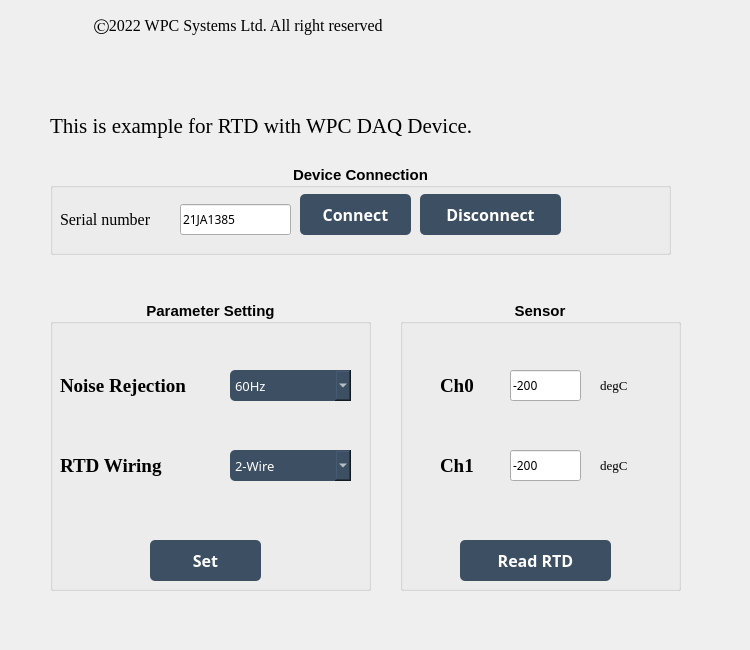
Before: the Qt Designer form examples/GUI/Temperature/Example_RTD/UI_design/example_GUI_RTD.ui in WPC-Systems-Ltd/WPC_Python_driver_release, drawn with Qt 5.
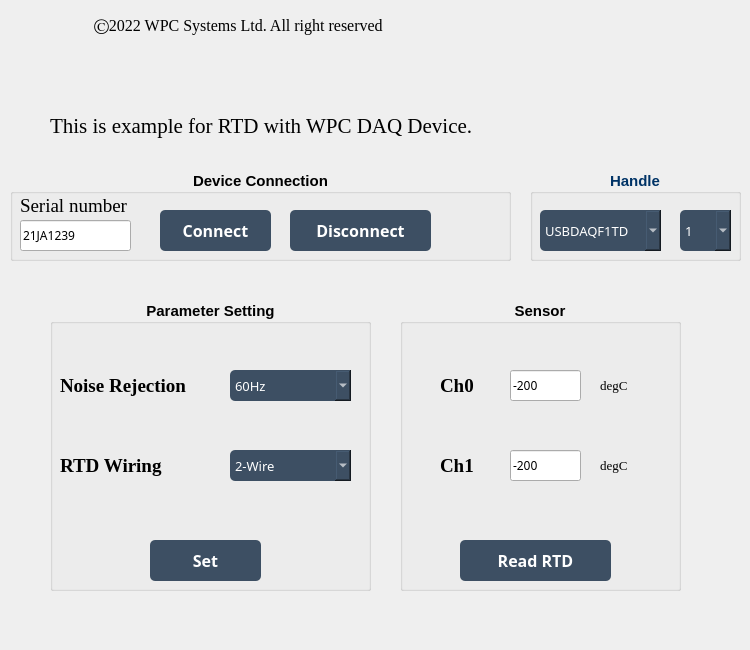
After: the same form once the commit is applied. Icons and pictures are not drawn.

The edit to the form file:
```diff
--- a/examples/GUI/Temperature/Example_RTD/UI_design/example_GUI_RTD.ui
+++ b/examples/GUI/Temperature/Example_RTD/UI_design/example_GUI_RTD.ui
@@ -58,165 +58,6 @@
      <bool>true</bool>
     </property>
    </widget>
-   <widget class="QGroupBox" name="groupBox_connection">
-    <property name="geometry">
-     <rect>
-      <x>50</x>
-      <y>164</y>
-      <width>621</width>
-      <height>91</height>
-     </rect>
-    </property>
-    <property name="font">
-     <font>
-      <pointsize>11</pointsize>
-      <weight>75</weight>
-      <bold>true</bold>
-     </font>
-    </property>
-    <property name="autoFillBackground">
-     <bool>true</bool>
-    </property>
-    <property name="title">
-     <string>Device Connection</string>
-    </property>
-    <property name="alignment">
-     <set>Qt::AlignCenter</set>
-    </property>
-    <property name="flat">
-     <bool>false</bool>
-    </property>
-    <widget class="QPushButton" name="btn_connect">
-     <property name="geometry">
-      <rect>
-       <x>250</x>
-       <y>30</y>
-       <width>111</width>
-       <height>41</height>
-      </rect>
-     </property>
-     <property name="font">
-      <font>
-       <family>微軟正黑體</family>
-       <pointsize>12</pointsize>
-       <weight>75</weight>
-       <bold>true</bold>
-      </font>
-     </property>
-     <property name="styleSheet">
-      <string notr="true">QPushButton {
-    background-color: rgb(61, 79, 99);
-    border-radius : 5px;
-    color:  rgb(255, 255, 255);
-}
-
-
-QPushButton:pressed{
-	background-color: rgb(52, 137, 235);
-}</string>
-     </property>
-     <property name="text">
-      <string>Connect</string>
-     </property>
-    </widget>
-    <widget class="QPushButton" name="btn_disconnect">
-     <property name="geometry">
-      <rect>
-       <x>370</x>
-       <y>30</y>
-       <width>141</width>
-       <height>41</height>
-      </rect>
-     </property>
-     <property name="font">
-      <font>
-       <family>微軟正黑體</family>
-       <pointsize>12</pointsize>
-       <weight>75</weight>
-       <bold>true</bold>
-      </font>
-     </property>
-     <property name="styleSheet">
-      <string notr="true">QPushButton {
-    background-color: rgb(61, 79, 99);
-    border-radius : 5px;
-    color:  rgb(255, 255, 255);
-}
-
-
-QPushButton:pressed{
-	background-color: rgb(52, 137, 235);
-}</string>
-     </property>
-     <property name="text">
-      <string>Disconnect</string>
-     </property>
-    </widget>
-    <widget class="QLabel" name="lb_serialnum">
-     <property name="geometry">
-      <rect>
-       <x>10</x>
-       <y>40</y>
-       <width>121</width>
-       <height>31</height>
-      </rect>
-     </property>
-     <property name="font">
-      <font>
-       <family>Times New Roman</family>
-       <pointsize>12</pointsize>
-       <weight>50</weight>
-       <bold>false</bold>
-      </font>
-     </property>
-     <property name="text">
-      <string>Serial number</string>
-     </property>
-    </widget>
-    <widget class="QLineEdit" name="lineEdit_SN">
-     <property name="geometry">
-      <rect>
-       <x>130</x>
-       <y>40</y>
-       <width>111</width>
-       <height>31</height>
-      </rect>
-     </property>
-     <property name="font">
-      <font>
-       <family>微軟正黑體</family>
-       <pointsize>9</pointsize>
-       <weight>50</weight>
-       <bold>false</bold>
-      </font>
-     </property>
-     <property name="text">
-      <string>21JA1385</string>
-     </property>
-    </widget>
-    <widget class="QLabel" name="lb_led">
-     <property name="geometry">
-      <rect>
-       <x>530</x>
-       <y>26</y>
-       <width>51</width>
-       <height>51</height>
-      </rect>
-     </property>
-     <property name="text">
-      <string/>
-     </property>
-     <property name="pixmap">
-      <pixmap>C:/Material/WPC_Led_green.png</pixmap>
-     </property>
-     <property name="scaledContents">
-      <bool>true</bool>
-     </property>
-     <property name="wordWrap">
-      <bool>false</bool>
-     </property>
-    </widget>
-   </widget>
    <widget class="QLabel" name="lb_declare">
     <property name="geometry">
      <rect>
@@ -999,6 +840,1114 @@
      </property>
     </widget>
    </widget>
+   <widget class="QGroupBox" name="groupBox_connection">
+    <property name="geometry">
+     <rect>
+      <x>10</x>
+      <y>170</y>
+      <width>501</width>
+      <height>91</height>
+     </rect>
+    </property>
+    <property name="font">
+     <font>
+      <pointsize>11</pointsize>
+      <weight>75</weight>
+      <bold>true</bold>
+     </font>
+    </property>
+    <property name="autoFillBackground">
+     <bool>true</bool>
+    </property>
+    <property name="title">
+     <string>Device Connection</string>
+    </property>
+    <property name="alignment">
+     <set>Qt::AlignCenter</set>
+    </property>
+    <property name="flat">
+     <bool>false</bool>
+    </property>
+    <widget class="QPushButton" name="btn_connect">
+     <property name="geometry">
+      <rect>
+       <x>150</x>
+       <y>40</y>
+       <width>111</width>
+       <height>41</height>
+      </rect>
+     </property>
+     <property name="font">
+      <font>
+       <family>微軟正黑體</family>
+       <pointsize>12</pointsize>
+       <weight>75</weight>
+       <bold>true</bold>
+      </font>
+     </property>
+     <property name="styleSheet">
+      <string notr="true">QPushButton {
+    background-color: rgb(61, 79, 99);
+    border-radius : 5px;
+    color:  rgb(255, 255, 255);
+}
+
+
+QPushButton:pressed{
+	background-color: rgb(52, 137, 235);
+}</string>
+     </property>
+     <property name="text">
+      <string>Connect</string>
+     </property>
+    </widget>
+    <widget class="QPushButton" name="btn_disconnect">
+     <property name="geometry">
+      <rect>
+       <x>280</x>
+       <y>40</y>
+       <width>141</width>
+       <height>41</height>
+      </rect>
+     </property>
+     <property name="font">
+      <font>
+       <family>微軟正黑體</family>
+       <pointsize>12</pointsize>
+       <weight>75</weight>
+       <bold>true</bold>
+      </font>
+     </property>
+     <property name="styleSheet">
+      <string notr="true">QPushButton {
+    background-color: rgb(61, 79, 99);
+    border-radius : 5px;
+    color:  rgb(255, 255, 255);
+}
+
+
+QPushButton:pressed{
+	background-color: rgb(52, 137, 235);
+}</string>
+     </property>
+     <property name="text">
+      <string>Disconnect</string>
+     </property>
+    </widget>
+    <widget class="QLabel" name="lb_led">
+     <property name="geometry">
+      <rect>
+       <x>440</x>
+       <y>30</y>
+       <width>51</width>
+       <height>51</height>
+      </rect>
+     </property>
+     <property name="text">
+      <string/>
+     </property>
+     <property name="pixmap">
+      <pixmap>C:/Material/WPC_Led_green.png</pixmap>
+     </property>
+     <property name="scaledContents">
+      <bool>true</bool>
+     </property>
+     <property name="wordWrap">
+      <bool>false</bool>
+     </property>
+    </widget>
+    <widget class="QLabel" name="lb_serialnum">
+     <property name="geometry">
+      <rect>
+       <x>10</x>
+       <y>20</y>
+       <width>131</width>
+       <height>31</height>
+      </rect>
+     </property>
+     <property name="font">
+      <font>
+       <family>Times New Roman</family>
+       <pointsize>14</pointsize>
+       <weight>50</weight>
+       <bold>false</bold>
+      </font>
+     </property>
+     <property name="text">
+      <string>Serial number</string>
+     </property>
+    </widget>
+    <widget class="QLineEdit" name="lineEdit_IP">
+     <property name="geometry">
+      <rect>
+       <x>10</x>
+       <y>50</y>
+       <width>111</width>
+       <height>31</height>
+      </rect>
+     </property>
+     <property name="font">
+      <font>
+       <family>微軟正黑體</family>
+       <pointsize>9</pointsize>
+       <weight>50</weight>
+       <bold>false</bold>
+      </font>
+     </property>
+     <property name="text">
+      <string>21JA1239</string>
+     </property>
+    </widget>
+   </widget>
+   <widget class="QGroupBox" name="groupBox_handle">
+    <property name="geometry">
+     <rect>
+      <x>530</x>
+      <y>170</y>
+      <width>211</width>
+      <height>91</height>
+     </rect>
+    </property>
+    <property name="palette">
+     <palette>
+      <active>
+       <colorrole role="WindowText">
+        <brush brushstyle="SolidPattern">
+         <color alpha="255">
+          <red>0</red>
+          <green>51</green>
+          <blue>102</blue>
+         </color>
+        </brush>
+       </colorrole>
+       <colorrole role="Button">
+        <brush brushstyle="SolidPattern">
+         <color alpha="255">
+          <red>255</red>
+          <green>255</green>
+          <blue>255</blue>
+         </color>
+        </brush>
+       </colorrole>
+       <colorrole role="Light">
+        <brush brushstyle="SolidPattern">
+         <color alpha="255">
+          <red>255</red>
+          <green>255</green>
+          <blue>255</blue>
+         </color>
+        </brush>
+       </colorrole>
+       <colorrole role="Midlight">
+        <brush brushstyle="SolidPattern">
+         <color alpha="255">
+          <red>255</red>
+          <green>255</green>
+          <blue>255</blue>
+         </color>
+        </brush>
+       </colorrole>
+       <colorrole role="Dark">
+        <brush brushstyle="SolidPattern">
+         <color alpha="255">
+          <red>127</red>
+          <green>127</green>
+          <blue>127</blue>
+         </color>
+        </brush>
+       </colorrole>
+       <colorrole role="Mid">
+        <brush brushstyle="SolidPattern">
+         <color alpha="255">
+          <red>170</red>
+          <green>170</green>
+          <blue>170</blue>
+         </color>
+        </brush>
+       </colorrole>
+       <colorrole role="Text">
+        <brush brushstyle="SolidPattern">
+         <color alpha="255">
+          <red>0</red>
+          <green>0</green>
+          <blue>0</blue>
+         </color>
+        </brush>
+       </colorrole>
+       <colorrole role="BrightText">
+        <brush brushstyle="SolidPattern">
+         <color alpha="255">
+          <red>255</red>
+          <green>255</green>
+          <blue>255</blue>
+         </color>
+        </brush>
+       </colorrole>
+       <colorrole role="ButtonText">
+        <brush brushstyle="SolidPattern">
+         <color alpha="255">
+          <red>0</red>
+          <green>0</green>
+          <blue>0</blue>
+         </color>
+        </brush>
+       </colorrole>
+       <colorrole role="Base">
+        <brush brushstyle="SolidPattern">
+         <color alpha="255">
+          <red>255</red>
+          <green>255</green>
+          <blue>255</blue>
+         </color>
+        </brush>
+       </colorrole>
+       <colorrole role="Window">
+        <brush brushstyle="SolidPattern">
+         <color alpha="255">
+          <red>255</red>
+          <green>255</green>
+          <blue>255</blue>
+         </color>
+        </brush>
+       </colorrole>
+       <colorrole role="Shadow">
+        <brush brushstyle="SolidPattern">
+         <color alpha="255">
+          <red>0</red>
+          <green>0</green>
+          <blue>0</blue>
+         </color>
+        </brush>
+       </colorrole>
+       <colorrole role="AlternateBase">
+        <brush brushstyle="SolidPattern">
+         <color alpha="255">
+          <red>255</red>
+          <green>255</green>
+          <blue>255</blue>
+         </color>
+        </brush>
+       </colorrole>
+       <colorrole role="ToolTipBase">
+        <brush brushstyle="SolidPattern">
+         <color alpha="255">
+          <red>255</red>
+          <green>255</green>
+          <blue>220</blue>
+         </color>
+        </brush>
+       </colorrole>
+       <colorrole role="ToolTipText">
+        <brush brushstyle="SolidPattern">
+         <color alpha="255">
+          <red>0</red>
+          <green>0</green>
+          <blue>0</blue>
+         </color>
+        </brush>
+       </colorrole>
+       <colorrole role="PlaceholderText">
+        <brush brushstyle="NoBrush">
+         <color alpha="128">
+          <red>0</red>
+          <green>0</green>
+          <blue>0</blue>
+         </color>
+        </brush>
+       </colorrole>
+      </active>
+      <inactive>
+       <colorrole role="WindowText">
+        <brush brushstyle="SolidPattern">
+         <color alpha="255">
+          <red>0</red>
+          <green>51</green>
+          <blue>102</blue>
+         </color>
+        </brush>
+       </colorrole>
+       <colorrole role="Button">
+        <brush brushstyle="SolidPattern">
+         <color alpha="255">
+          <red>255</red>
+          <green>255</green>
+          <blue>255</blue>
+         </color>
+        </brush>
+       </colorrole>
+       <colorrole role="Light">
+        <brush brushstyle="SolidPattern">
+         <color alpha="255">
+          <red>255</red>
+          <green>255</green>
+          <blue>255</blue>
+         </color>
+        </brush>
+       </colorrole>
+       <colorrole role="Midlight">
+        <brush brushstyle="SolidPattern">
+         <color alpha="255">
+          <red>255</red>
+          <green>255</green>
+          <blue>255</blue>
+         </color>
+        </brush>
+       </colorrole>
+       <colorrole role="Dark">
+        <brush brushstyle="SolidPattern">
+         <color alpha="255">
+          <red>127</red>
+          <green>127</green>
+          <blue>127</blue>
+         </color>
+        </brush>
+       </colorrole>
+       <colorrole role="Mid">
+        <brush brushstyle="SolidPattern">
+         <color alpha="255">
+          <red>170</red>
+          <green>170</green>
+          <blue>170</blue>
+         </color>
+        </brush>
+       </colorrole>
+       <colorrole role="Text">
+        <brush brushstyle="SolidPattern">
+         <color alpha="255">
+          <red>0</red>
+          <green>0</green>
+          <blue>0</blue>
+         </color>
+        </brush>
+       </colorrole>
+       <colorrole role="BrightText">
+        <brush brushstyle="SolidPattern">
+         <color alpha="255">
+          <red>255</red>
+          <green>255</green>
+          <blue>255</blue>
+         </color>
+        </brush>
+       </colorrole>
+       <colorrole role="ButtonText">
+        <brush brushstyle="SolidPattern">
+         <color alpha="255">
+          <red>0</red>
+          <green>0</green>
+          <blue>0</blue>
+         </color>
+        </brush>
+       </colorrole>
+       <colorrole role="Base">
+        <brush brushstyle="SolidPattern">
+         <color alpha="255">
+          <red>255</red>
+          <green>255</green>
+          <blue>255</blue>
+         </color>
+        </brush>
+       </colorrole>
+       <colorrole role="Window">
+        <brush brushstyle="SolidPattern">
+         <color alpha="255">
+          <red>255</red>
+          <green>255</green>
+          <blue>255</blue>
+         </color>
+        </brush>
+       </colorrole>
+       <colorrole role="Shadow">
+        <brush brushstyle="SolidPattern">
+         <color alpha="255">
+          <red>0</red>
+          <green>0</green>
+          <blue>0</blue>
+         </color>
+        </brush>
+       </colorrole>
+       <colorrole role="AlternateBase">
+        <brush brushstyle="SolidPattern">
+         <color alpha="255">
+          <red>255</red>
+          <green>255</green>
+          <blue>255</blue>
+         </color>
+        </brush>
+       </colorrole>
+       <colorrole role="ToolTipBase">
+        <brush brushstyle="SolidPattern">
+         <color alpha="255">
+          <red>255</red>
+          <green>255</green>
+          <blue>220</blue>
+         </color>
+        </brush>
+       </colorrole>
+       <colorrole role="ToolTipText">
+        <brush brushstyle="SolidPattern">
+         <color alpha="255">
+          <red>0</red>
+          <green>0</green>
+          <blue>0</blue>
+         </color>
+        </brush>
+       </colorrole>
+       <colorrole role="PlaceholderText">
+        <brush brushstyle="NoBrush">
+         <color alpha="128">
+          <red>0</red>
+          <green>0</green>
+          <blue>0</blue>
+         </color>
+        </brush>
+       </colorrole>
+      </inactive>
+      <disabled>
+       <colorrole role="WindowText">
+        <brush brushstyle="SolidPattern">
+         <color alpha="255">
+          <red>127</red>
+          <green>127</green>
+          <blue>127</blue>
+         </color>
+        </brush>
+       </colorrole>
+       <colorrole role="Button">
+        <brush brushstyle="SolidPattern">
+         <color alpha="255">
+          <red>255</red>
+          <green>255</green>
+          <blue>255</blue>
+         </color>
+        </brush>
+       </colorrole>
+       <colorrole role="Light">
+        <brush brushstyle="SolidPattern">
+         <color alpha="255">
+          <red>255</red>
+          <green>255</green>
+          <blue>255</blue>
+         </color>
+        </brush>
+       </colorrole>
+       <colorrole role="Midlight">
+        <brush brushstyle="SolidPattern">
+         <color alpha="255">
+          <red>255</red>
+          <green>255</green>
+          <blue>255</blue>
+         </color>
+        </brush>
+       </colorrole>
+       <colorrole role="Dark">
+        <brush brushstyle="SolidPattern">
+         <color alpha="255">
+          <red>127</red>
+          <green>127</green>
+          <blue>127</blue>
+         </color>
+        </brush>
+       </colorrole>
+       <colorrole role="Mid">
+        <brush brushstyle="SolidPattern">
+         <color alpha="255">
+          <red>170</red>
+          <green>170</green>
+          <blue>170</blue>
+         </color>
+        </brush>
+       </colorrole>
+       <colorrole role="Text">
+        <brush brushstyle="SolidPattern">
+         <color alpha="255">
+          <red>127</red>
+          <green>127</green>
+          <blue>127</blue>
+         </color>
+        </brush>
+       </colorrole>
+       <colorrole role="BrightText">
+        <brush brushstyle="SolidPattern">
+         <color alpha="255">
+          <red>255</red>
+          <green>255</green>
+          <blue>255</blue>
+         </color>
+        </brush>
+       </colorrole>
+       <colorrole role="ButtonText">
+        <brush brushstyle="SolidPattern">
+         <color alpha="255">
+          <red>127</red>
+          <green>127</green>
+          <blue>127</blue>
+         </color>
+        </brush>
+       </colorrole>
+       <colorrole role="Base">
+        <brush brushstyle="SolidPattern">
+         <color alpha="255">
+          <red>255</red>
+          <green>255</green>
+          <blue>255</blue>
+         </color>
+        </brush>
+       </colorrole>
+       <colorrole role="Window">
+        <brush brushstyle="SolidPattern">
+         <color alpha="255">
+          <red>255</red>
+          <green>255</green>
+          <blue>255</blue>
+         </color>
+        </brush>
+       </colorrole>
+       <colorrole role="Shadow">
+        <brush brushstyle="SolidPattern">
+         <color alpha="255">
+          <red>0</red>
+          <green>0</green>
+          <blue>0</blue>
+         </color>
+        </brush>
+       </colorrole>
+       <colorrole role="AlternateBase">
+        <brush brushstyle="SolidPattern">
+         <color alpha="255">
+          <red>255</red>
+          <green>255</green>
+          <blue>255</blue>
+         </color>
+        </brush>
+       </colorrole>
+       <colorrole role="ToolTipBase">
+        <brush brushstyle="SolidPattern">
+         <color alpha="255">
+          <red>255</red>
+          <green>255</green>
+          <blue>220</blue>
+         </color>
+        </brush>
+       </colorrole>
+       <colorrole role="ToolTipText">
+        <brush brushstyle="SolidPattern">
+         <color alpha="255">
+          <red>0</red>
+          <green>0</green>
+          <blue>0</blue>
+         </color>
+        </brush>
+       </colorrole>
+       <colorrole role="PlaceholderText">
+        <brush brushstyle="NoBrush">
+         <color alpha="128">
+          <red>0</red>
+          <green>0</green>
+          <blue>0</blue>
+         </color>
+        </brush>
+       </colorrole>
+      </disabled>
+     </palette>
+    </property>
+    <property name="font">
+     <font>
+      <family>Arial</family>
+      <pointsize>11</pointsize>
+      <weight>75</weight>
+      <bold>true</bold>
+     </font>
+    </property>
+    <property name="layoutDirection">
+     <enum>Qt::LeftToRight</enum>
+    </property>
+    <property name="title">
+     <string>Handle</string>
+    </property>
+    <property name="alignment">
+     <set>Qt::AlignCenter</set>
+    </property>
+    <property name="flat">
+     <bool>false</bool>
+    </property>
+    <property name="checkable">
+     <bool>false</bool>
+    </property>
+    <widget class="QComboBox" name="comboBox_handle">
+     <property name="geometry">
+      <rect>
+       <x>10</x>
+       <y>40</y>
+       <width>121</width>
+       <height>41</height>
+      </rect>
+     </property>
+     <property name="palette">
+      <palette>
+       <active>
+        <colorrole role="WindowText">
+         <brush brushstyle="SolidPattern">
+          <color alpha="255">
+           <red>255</red>
+           <green>255</green>
+           <blue>255</blue>
+          </color>
+         </brush>
+        </colorrole>
+        <colorrole role="Button">
+         <brush brushstyle="SolidPattern">
+          <color alpha="255">
+           <red>61</red>
+           <green>79</green>
+           <blue>99</blue>
+          </color>
+         </brush>
+        </colorrole>
+        <colorrole role="Text">
+         <brush brushstyle="SolidPattern">
+          <color alpha="255">
+           <red>255</red>
+           <green>255</green>
+           <blue>255</blue>
+          </color>
+         </brush>
+        </colorrole>
+        <colorrole role="ButtonText">
+         <brush brushstyle="SolidPattern">
+          <color alpha="255">
+           <red>255</red>
+           <green>255</green>
+           <blue>255</blue>
+          </color>
+         </brush>
+        </colorrole>
+        <colorrole role="Base">
+         <brush brushstyle="SolidPattern">
+          <color alpha="255">
+           <red>61</red>
+           <green>79</green>
+           <blue>99</blue>
+          </color>
+         </brush>
+        </colorrole>
+        <colorrole role="Window">
+         <brush brushstyle="SolidPattern">
+          <color alpha="255">
+           <red>61</red>
+           <green>79</green>
+           <blue>99</blue>
+          </color>
+         </brush>
+        </colorrole>
+        <colorrole role="PlaceholderText">
+         <brush brushstyle="NoBrush">
+          <color alpha="128">
+           <red>255</red>
+           <green>255</green>
+           <blue>255</blue>
+          </color>
+         </brush>
+        </colorrole>
+       </active>
+       <inactive>
+        <colorrole role="WindowText">
+         <brush brushstyle="SolidPattern">
+          <color alpha="255">
+           <red>255</red>
+           <green>255</green>
+           <blue>255</blue>
+          </color>
+         </brush>
+        </colorrole>
+        <colorrole role="Button">
+         <brush brushstyle="SolidPattern">
+          <color alpha="255">
+           <red>61</red>
+           <green>79</green>
+           <blue>99</blue>
+          </color>
+         </brush>
+        </colorrole>
+        <colorrole role="Text">
+         <brush brushstyle="SolidPattern">
+          <color alpha="255">
+           <red>255</red>
+           <green>255</green>
+           <blue>255</blue>
+          </color>
+         </brush>
+        </colorrole>
+        <colorrole role="ButtonText">
+         <brush brushstyle="SolidPattern">
+          <color alpha="255">
+           <red>255</red>
+           <green>255</green>
+           <blue>255</blue>
+          </color>
+         </brush>
+        </colorrole>
+        <colorrole role="Base">
+         <brush brushstyle="SolidPattern">
+          <color alpha="255">
+           <red>61</red>
+           <green>79</green>
+           <blue>99</blue>
+          </color>
+         </brush>
+        </colorrole>
+        <colorrole role="Window">
+         <brush brushstyle="SolidPattern">
+          <color alpha="255">
+           <red>61</red>
+           <green>79</green>
+           <blue>99</blue>
+          </color>
+         </brush>
+        </colorrole>
+        <colorrole role="PlaceholderText">
+         <brush brushstyle="NoBrush">
+          <color alpha="128">
+           <red>255</red>
+           <green>255</green>
+           <blue>255</blue>
+          </color>
+         </brush>
+        </colorrole>
+       </inactive>
+       <disabled>
+        <colorrole role="WindowText">
+         <brush brushstyle="SolidPattern">
+          <color alpha="255">
+           <red>255</red>
+           <green>255</green>
+           <blue>255</blue>
+          </color>
+         </brush>
+        </colorrole>
+        <colorrole role="Button">
+         <brush brushstyle="SolidPattern">
+          <color alpha="255">
+           <red>61</red>
+           <green>79</green>
+           <blue>99</blue>
+          </color>
+         </brush>
+        </colorrole>
+        <colorrole role="Text">
+         <brush brushstyle="SolidPattern">
+          <color alpha="255">
+           <red>255</red>
+           <green>255</green>
+           <blue>255</blue>
+          </color>
+         </brush>
+        </colorrole>
+        <colorrole role="ButtonText">
+         <brush brushstyle="SolidPattern">
+          <color alpha="255">
+           <red>255</red>
+           <green>255</green>
+           <blue>255</blue>
+          </color>
+         </brush>
+        </colorrole>
+        <colorrole role="Base">
+         <brush brushstyle="SolidPattern">
+          <color alpha="255">
+           <red>61</red>
+           <green>79</green>
+           <blue>99</blue>
+          </color>
+         </brush>
+        </colorrole>
+        <colorrole role="Window">
+         <brush brushstyle="SolidPattern">
+          <color alpha="255">
+           <red>61</red>
+           <green>79</green>
+           <blue>99</blue>
+          </color>
+         </brush>
+        </colorrole>
+        <colorrole role="PlaceholderText">
+         <brush brushstyle="NoBrush">
+          <color alpha="128">
+           <red>255</red>
+           <green>255</green>
+           <blue>255</blue>
+          </color>
+         </brush>
+        </colorrole>
+       </disabled>
+      </palette>
+     </property>
+     <property name="font">
+      <font>
+       <family>微軟正黑體</family>
+       <pointsize>10</pointsize>
+       <weight>50</weight>
+       <bold>false</bold>
+       <kerning>true</kerning>
+      </font>
+     </property>
+     <property name="styleSheet">
+      <string notr="true">background-color: rgb(61, 79, 99);
+border-radius : 5px;
+color:  rgb(255, 255, 255); </string>
+     </property>
+     <property name="currentText">
+      <string>USBDAQF1TD</string>
+     </property>
+     <property name="currentIndex">
+      <number>0</number>
+     </property>
+     <property name="minimumContentsLength">
+      <number>0</number>
+     </property>
+     <item>
+      <property name="text">
+       <string>USBDAQF1TD</string>
+      </property>
+     </item>
+    </widget>
+    <widget class="QComboBox" name="comboBox_port">
+     <property name="geometry">
+      <rect>
+       <x>150</x>
+       <y>40</y>
+       <width>51</width>
+       <height>41</height>
+      </rect>
+     </property>
+     <property name="palette">
+      <palette>
+       <active>
+        <colorrole role="WindowText">
+         <brush brushstyle="SolidPattern">
+          <color alpha="255">
+           <red>255</red>
+           <green>255</green>
+           <blue>255</blue>
+          </color>
+         </brush>
+        </colorrole>
+        <colorrole role="Button">
+         <brush brushstyle="SolidPattern">
+          <color alpha="255">
+           <red>61</red>
+           <green>79</green>
+           <blue>99</blue>
+          </color>
+         </brush>
+        </colorrole>
+        <colorrole role="Text">
+         <brush brushstyle="SolidPattern">
+          <color alpha="255">
+           <red>255</red>
+           <green>255</green>
+           <blue>255</blue>
+          </color>
+         </brush>
+        </colorrole>
+        <colorrole role="ButtonText">
+         <brush brushstyle="SolidPattern">
+          <color alpha="255">
+           <red>255</red>
+           <green>255</green>
+           <blue>255</blue>
+          </color>
+         </brush>
+        </colorrole>
+        <colorrole role="Base">
+         <brush brushstyle="SolidPattern">
+          <color alpha="255">
+           <red>61</red>
+           <green>79</green>
+           <blue>99</blue>
+          </color>
+         </brush>
+        </colorrole>
+        <colorrole role="Window">
+         <brush brushstyle="SolidPattern">
+          <color alpha="255">
+           <red>61</red>
+           <green>79</green>
+           <blue>99</blue>
+          </color>
+         </brush>
+        </colorrole>
+        <colorrole role="PlaceholderText">
+         <brush brushstyle="NoBrush">
+          <color alpha="128">
+           <red>255</red>
+           <green>255</green>
+           <blue>255</blue>
+          </color>
+         </brush>
+        </colorrole>
+       </active>
+       <inactive>
+        <colorrole role="WindowText">
+         <brush brushstyle="SolidPattern">
+          <color alpha="255">
+           <red>255</red>
+           <green>255</green>
+           <blue>255</blue>
+          </color>
+         </brush>
+        </colorrole>
+        <colorrole role="Button">
+         <brush brushstyle="SolidPattern">
+          <color alpha="255">
+           <red>61</red>
+           <green>79</green>
+           <blue>99</blue>
+          </color>
+         </brush>
+        </colorrole>
+        <colorrole role="Text">
+         <brush brushstyle="SolidPattern">
+          <color alpha="255">
+           <red>255</red>
+           <green>255</green>
+           <blue>255</blue>
+          </color>
+         </brush>
+        </colorrole>
+        <colorrole role="ButtonText">
+         <brush brushstyle="SolidPattern">
+          <color alpha="255">
+           <red>255</red>
+           <green>255</green>
+           <blue>255</blue>
+          </color>
+         </brush>
+        </colorrole>
+        <colorrole role="Base">
+         <brush brushstyle="SolidPattern">
+          <color alpha="255">
+           <red>61</red>
+           <green>79</green>
+           <blue>99</blue>
+          </color>
+         </brush>
+        </colorrole>
+        <colorrole role="Window">
+         <brush brushstyle="SolidPattern">
+          <color alpha="255">
+           <red>61</red>
+           <green>79</green>
+           <blue>99</blue>
+          </color>
+         </brush>
+        </colorrole>
+        <colorrole role="PlaceholderText">
+         <brush brushstyle="NoBrush">
+          <color alpha="128">
+           <red>255</red>
+           <green>255</green>
+           <blue>255</blue>
+          </color>
+         </brush>
+        </colorrole>
+       </inactive>
+       <disabled>
+        <colorrole role="WindowText">
+         <brush brushstyle="SolidPattern">
+          <color alpha="255">
+           <red>255</red>
+           <green>255</green>
+           <blue>255</blue>
+          </color>
+         </brush>
+        </colorrole>
+        <colorrole role="Button">
+         <brush brushstyle="SolidPattern">
+          <color alpha="255">
+           <red>61</red>
+           <green>79</green>
+           <blue>99</blue>
+          </color>
+         </brush>
+        </colorrole>
+        <colorrole role="Text">
+         <brush brushstyle="SolidPattern">
+          <color alpha="255">
+           <red>255</red>
+           <green>255</green>
+           <blue>255</blue>
+          </color>
+         </brush>
+        </colorrole>
+        <colorrole role="ButtonText">
+         <brush brushstyle="SolidPattern">
+          <color alpha="255">
+           <red>255</red>
+           <green>255</green>
+           <blue>255</blue>
+          </color>
+         </brush>
+        </colorrole>
+        <colorrole role="Base">
+         <brush brushstyle="SolidPattern">
+          <color alpha="255">
+           <red>61</red>
+           <green>79</green>
+           <blue>99</blue>
+          </color>
+         </brush>
+        </colorrole>
+        <colorrole role="Window">
+         <brush brushstyle="SolidPattern">
+          <color alpha="255">
+           <red>61</red>
+           <green>79</green>
+           <blue>99</blue>
+          </color>
+         </brush>
+        </colorrole>
+        <colorrole role="PlaceholderText">
+         <brush brushstyle="NoBrush">
+          <color alpha="128">
+           <red>255</red>
+           <green>255</green>
+           <blue>255</blue>
+          </color>
+         </brush>
+        </colorrole>
+       </disabled>
+      </palette>
+     </property>
+     <property name="font">
+      <font>
+       <family>微軟正黑體</family>
+       <pointsize>10</pointsize>
+       <weight>50</weight>
+       <bold>false</bold>
+       <kerning>true</kerning>
+      </font>
+     </property>
+     <property name="styleSheet">
+      <string notr="true">background-color: rgb(61, 79, 99);
+border-radius : 5px;
+color:  rgb(255, 255, 255); </string>
+     </property>
+     <property name="currentText">
+      <string>1</string>
+     </property>
+     <property name="currentIndex">
+      <number>0</number>
+     </property>
+     <property name="minimumContentsLength">
+      <number>0</number>
+     </property>
+     <item>
+      <property name="text">
+       <string>1</string>
+      </property>
+     </item>
+    </widget>
+   </widget>
   </widget>
  </widget>
  <resources/>
```
